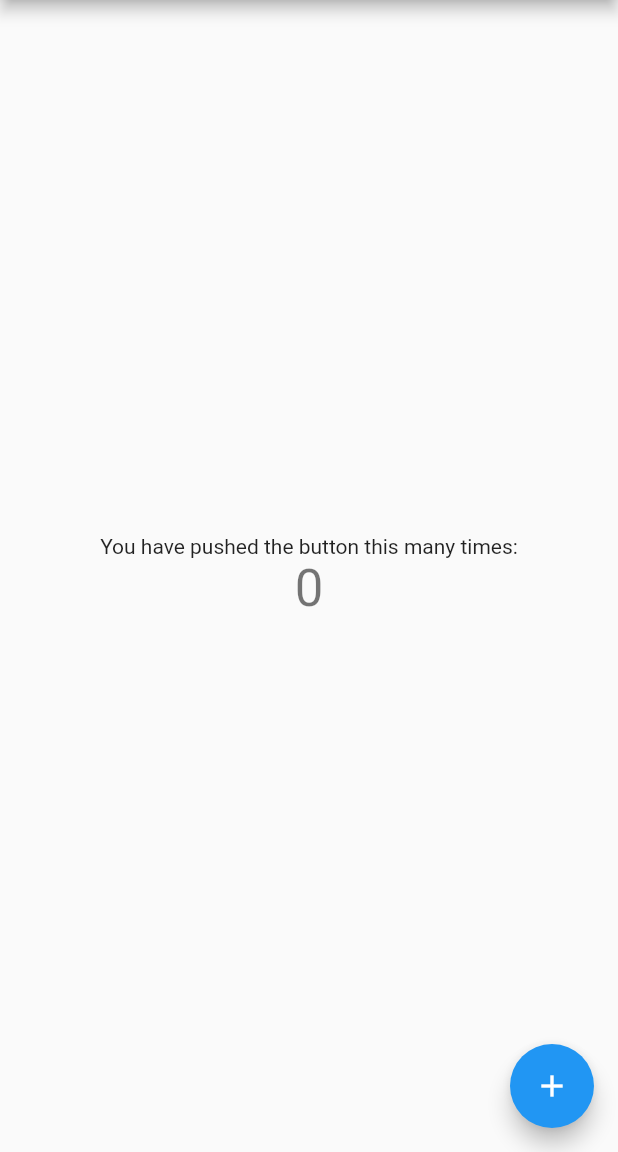
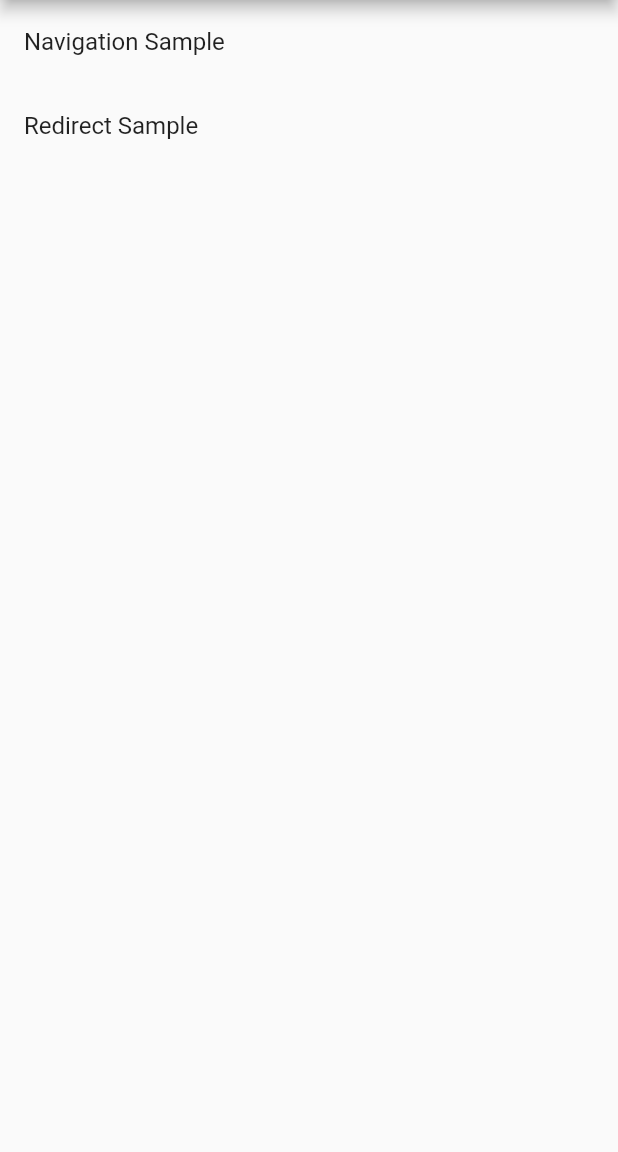
Before and after one commit to HiroakiAbe-app/go_router_app, a Flutter app: the screen it shows after launch, on a phone screen of 412 x 824 dp, the part 84-1236 px from its top. Run offline on Flutter 3.47's test engine with Material 2 defaults, Android fonts, the phone set to English and light mode, and no system bars; our stand-ins replace go_router.

Commit message:
ページ作成

```diff
--- a/lib/main.dart
+++ b/lib/main.dart
@@ -1,18 +1,36 @@
 import 'package:flutter/material.dart';
 import 'package:go_router/go_router.dart';
+import 'package:go_router_sample/first_page.dart';
 
 void main() {
   runApp(const MyApp());
 }
 
-final _router = GoRouter(routes: [
+final _router = GoRouter(
+  routes: [
     GoRoute(
       path: '/',
       builder: (context, state) => const MyHomePage(
         title: 'go_router_sample',
       ),
     ),
-]);
+    GoRoute(
+      path: '/first',
+      pageBuilder: (context, state) => CustomTransitionPage(
+        child: const FirstPage(),
+        transitionsBuilder: (context, animation, secondaryAnimation, child) {
+          return SlideTransition(
+            position: Tween<Offset>(
+              begin: const Offset(1.0, 0.0),
+              end: Offset.zero,
+            ).animate(animation),
+            child: child,
+          );
+        },
+      ),
+    ),
+  ],
+);
 
 class MyApp extends StatelessWidget {
   const MyApp({super.key});
@@ -23,48 +41,28 @@ class MyApp extends StatelessWidget {
   }
 }
 
-class MyHomePage extends StatefulWidget {
+class MyHomePage extends StatelessWidget {
   const MyHomePage({super.key, required this.title});
 
   final String title;
 
   @override
-  State<MyHomePage> createState() => _MyHomePageState();
-}
-
-class _MyHomePageState extends State<MyHomePage> {
-  int _counter = 0;
-
-  void _incrementCounter() {
-    setState(() {
-      _counter++;
-    });
-  }
-
-  @override
   Widget build(BuildContext context) {
     return Scaffold(
       appBar: AppBar(
-        title: Text(widget.title),
+        title: Text(title),
       ),
-      body: Center(
-        child: Column(
-          mainAxisAlignment: MainAxisAlignment.center,
-          children: <Widget>[
-            const Text(
-              'You have pushed the button this many times:',
+      body: ListView(
+        children: [
+          ListTile(
+            title: const Text('Navigation Sample'),
+            onTap: () => context.push('/first'),
           ),
-            Text(
-              '$_counter',
-              style: Theme.of(context).textTheme.headline4,
-            ),
+          ListTile(
+            title: Text('Redirect Sample'),
+            onTap: () => context.go('/redirect'),
+          )
         ],
-        ),
-      ),
-      floatingActionButton: FloatingActionButton(
-        onPressed: _incrementCounter,
-        tooltip: 'Increment',
-        child: const Icon(Icons.add),
       ),
     );
   }
```
Also changed, not shown: lib/first_page.dart (added, +14 -0 lines). Lines whose indentation alone changed are shown as unchanged.
